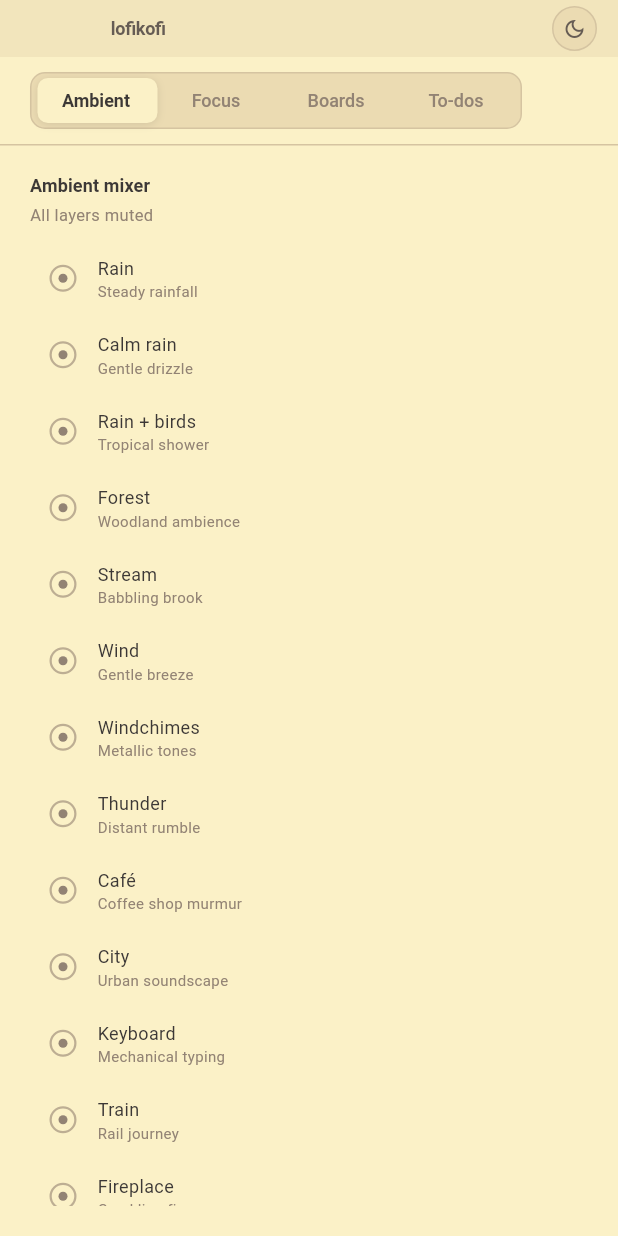
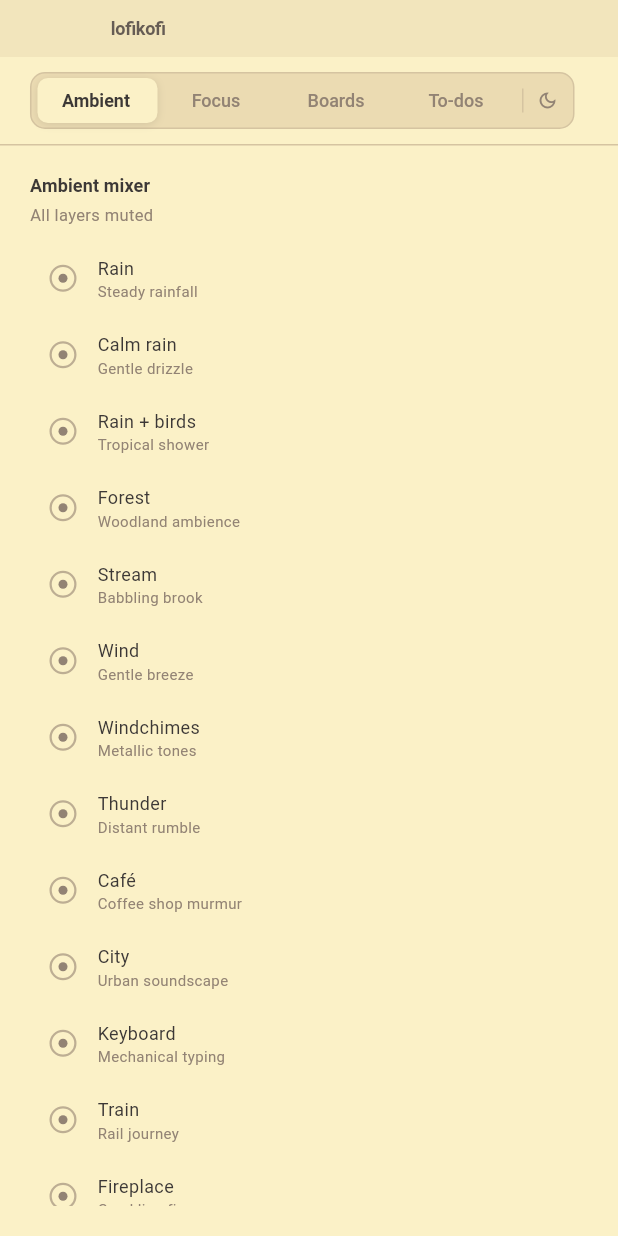
Before and after one commit to maskedsyntax/lofikofi, a Flutter app: the screen it shows after launch, on a phone screen of 412 x 824 dp. Run offline on Flutter 3.47's test engine with Material 3 defaults, Android fonts, the phone set to English and light mode, and no system bars; our stand-ins replace audioplayers, shared_preferences; Roboto replaces fonts that are missing (SF Pro Text).

Commit message:
feat: move theme toggle button to navigation bar next to tabs

```diff
--- a/apps/desktop/lib/main.dart
+++ b/apps/desktop/lib/main.dart
@@ -73,7 +73,7 @@ class _AppShellState extends State<AppShell> {
       body: Column(
         children: [
           // Titlebar
-          _Titlebar(theme: t, isDark: _isDark, onToggleTheme: _toggleTheme),
+          _Titlebar(theme: t),
 
           // Navigation
           _NavBar(
@@ -81,6 +81,8 @@ class _AppShellState extends State<AppShell> {
             tabs: _tabs,
             activeIndex: _tabIndex,
             onTap: (i) => setState(() => _tabIndex = i),
+            isDark: _isDark,
+            onToggleTheme: _toggleTheme,
           ),
 
           // Content
@@ -106,13 +108,9 @@ class _AppShellState extends State<AppShell> {
 
 class _Titlebar extends StatelessWidget {
   final GruvboxTheme theme;
-  final bool isDark;
-  final VoidCallback onToggleTheme;
 
   const _Titlebar({
     required this.theme,
-    required this.isDark,
-    required this.onToggleTheme,
   });
 
   @override
@@ -135,8 +133,6 @@ class _Titlebar extends StatelessWidget {
               letterSpacing: -0.2,
             ),
           ),
-          const Spacer(),
-          _ThemeToggleButton(theme: theme, isDark: isDark, onTap: onToggleTheme),
         ],
       ),
     );
@@ -200,11 +196,10 @@ class _ThemeToggleButtonState extends State<_ThemeToggleButton> with SingleTicke
         onTap: widget.onTap,
         child: AnimatedContainer(
           duration: const Duration(milliseconds: 200),
-          padding: const EdgeInsets.all(6),
+          padding: const EdgeInsets.all(5),
           decoration: BoxDecoration(
             shape: BoxShape.circle,
-            border: Border.all(color: _hovered ? t.borderHeavy : t.border),
-            color: _hovered ? t.surfaceHover : t.surface,
+            color: _hovered ? t.surfaceHover : Colors.transparent,
           ),
           child: RotationTransition(
             turns: _controller,
@@ -213,8 +208,8 @@ class _ThemeToggleButtonState extends State<_ThemeToggleButton> with SingleTicke
               child: Icon(
                 widget.isDark ? Icons.wb_sunny_outlined : Icons.dark_mode_outlined,
                 key: ValueKey(widget.isDark),
-                size: 16,
-                color: _hovered ? t.text : t.textSecondary,
+                size: 14,
+                color: _hovered ? t.text : t.textDim,
               ),
             ),
           ),
@@ -229,12 +224,16 @@ class _NavBar extends StatelessWidget {
   final List<String> tabs;
   final int activeIndex;
   final ValueChanged<int> onTap;
+  final bool isDark;
+  final VoidCallback onToggleTheme;
 
   const _NavBar({
     required this.theme,
     required this.tabs,
     required this.activeIndex,
     required this.onTap,
+    required this.isDark,
+    required this.onToggleTheme,
   });
 
   @override
@@ -254,7 +253,10 @@ class _NavBar extends StatelessWidget {
               color: theme.surface,
               border: Border.all(color: theme.border),
             ),
-            child: Stack(
+            child: Row(
+              mainAxisSize: MainAxisSize.min,
+              children: [
+                Stack(
                   children: [
                     // Sliding indicator
                     AnimatedPositioned(
@@ -291,6 +293,20 @@ class _NavBar extends StatelessWidget {
                           ),
                       ],
                     ),
+                  ],
+                ),
+                Container(
+                  height: 16,
+                  width: 1,
+                  margin: const EdgeInsets.symmetric(horizontal: 4),
+                  color: theme.border,
+                ),
+                _ThemeToggleButton(
+                  theme: theme,
+                  isDark: isDark,
+                  onTap: onToggleTheme,
+                ),
+                const SizedBox(width: 2),
               ],
             ),
           ),
```
Lines whose indentation alone changed are shown as unchanged.
